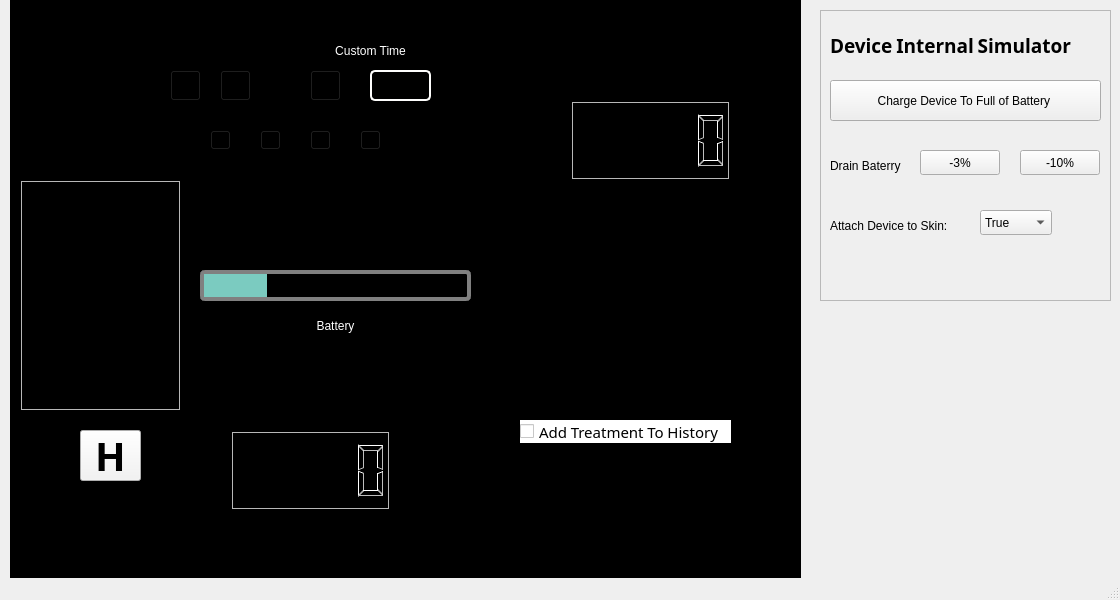
Above: MLGproject/mainwindow.ui from MinhThong14/Cranial-Electrical-Stimulation-Device-Simulator before the change. Below: the same form after it.
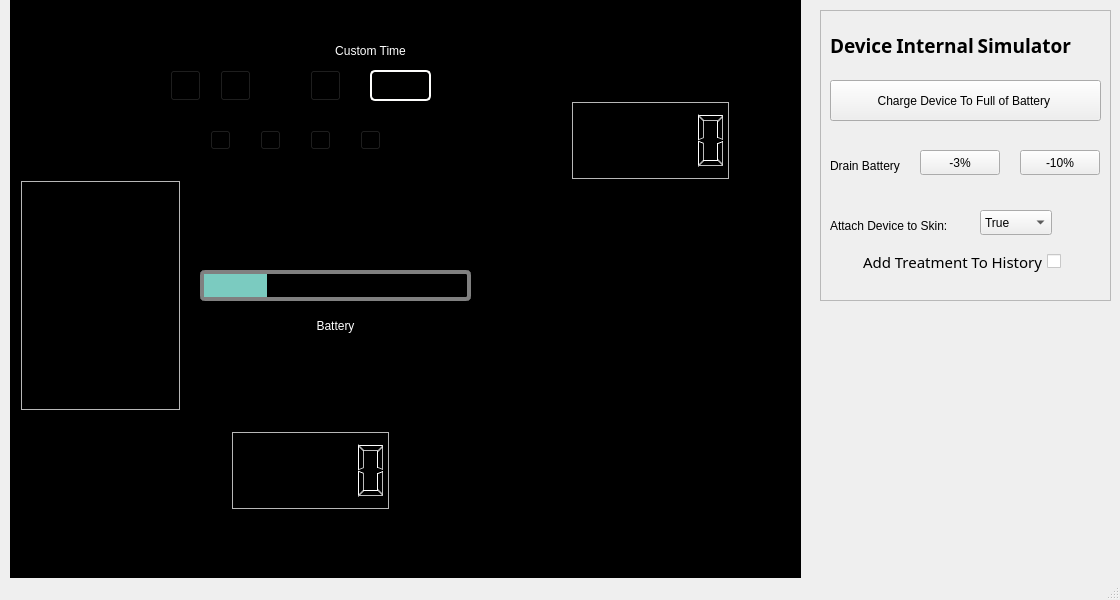
That is the form after the change. Icons and pictures are not drawn.

What changed in the file:
```diff
--- a/MLGproject/mainwindow.ui
+++ b/MLGproject/mainwindow.ui
@@ -482,482 +482,6 @@
       <number>1</number>
      </property>
     </widget>
-    <widget class="QPushButton" name="historyButton">
-     <property name="geometry">
-      <rect>
-       <x>70</x>
-       <y>430</y>
-       <width>61</width>
-       <height>51</height>
-      </rect>
-     </property>
-     <property name="palette">
-      <palette>
-       <active>
-        <colorrole role="WindowText">
-         <brush brushstyle="SolidPattern">
-          <color alpha="255">
-           <red>0</red>
-           <green>0</green>
-           <blue>0</blue>
-          </color>
-         </brush>
-        </colorrole>
-        <colorrole role="Button">
-         <brush brushstyle="SolidPattern">
-          <color alpha="255">
-           <red>243</red>
-           <green>243</green>
-           <blue>243</blue>
-          </color>
-         </brush>
-        </colorrole>
-        <colorrole role="Light">
-         <brush brushstyle="SolidPattern">
-          <color alpha="255">
-           <red>255</red>
-           <green>255</green>
-           <blue>255</blue>
-          </color>
-         </brush>
-        </colorrole>
-        <colorrole role="Midlight">
-         <brush brushstyle="SolidPattern">
-          <color alpha="255">
-           <red>255</red>
-           <green>255</green>
-           <blue>255</blue>
-          </color>
-         </brush>
-        </colorrole>
-        <colorrole role="Dark">
-         <brush brushstyle="SolidPattern">
-          <color alpha="255">
-           <red>127</red>
-           <green>127</green>
-           <blue>127</blue>
-          </color>
-         </brush>
-        </colorrole>
-        <colorrole role="Mid">
-         <brush brushstyle="SolidPattern">
-          <color alpha="255">
-           <red>170</red>
-           <green>170</green>
-           <blue>170</blue>
-          </color>
-         </brush>
-        </colorrole>
-        <colorrole role="Text">
-         <brush brushstyle="SolidPattern">
-          <color alpha="255">
-           <red>0</red>
-           <green>0</green>
-           <blue>0</blue>
-          </color>
-         </brush>
-        </colorrole>
-        <colorrole role="BrightText">
-         <brush brushstyle="SolidPattern">
-          <color alpha="255">
-           <red>255</red>
-           <green>255</green>
-           <blue>255</blue>
-          </color>
-         </brush>
-        </colorrole>
-        <colorrole role="ButtonText">
-         <brush brushstyle="SolidPattern">
-          <color alpha="255">
-           <red>0</red>
-           <green>0</green>
-           <blue>0</blue>
-          </color>
-         </brush>
-        </colorrole>
-        <colorrole role="Base">
-         <brush brushstyle="SolidPattern">
-          <color alpha="255">
-           <red>243</red>
-           <green>243</green>
-           <blue>243</blue>
-          </color>
-         </brush>
-        </colorrole>
-        <colorrole role="Window">
-         <brush brushstyle="SolidPattern">
-          <color alpha="255">
-           <red>243</red>
-           <green>243</green>
-           <blue>243</blue>
-          </color>
-         </brush>
-        </colorrole>
-        <colorrole role="Shadow">
-         <brush brushstyle="SolidPattern">
-          <color alpha="255">
-           <red>0</red>
-           <green>0</green>
-           <blue>0</blue>
-          </color>
-         </brush>
-        </colorrole>
-        <colorrole role="AlternateBase">
-         <brush brushstyle="SolidPattern">
-          <color alpha="255">
-           <red>255</red>
-           <green>255</green>
-           <blue>255</blue>
-          </color>
-         </brush>
-        </colorrole>
-        <colorrole role="ToolTipBase">
-         <brush brushstyle="SolidPattern">
-          <color alpha="255">
-           <red>255</red>
-           <green>255</green>
-           <blue>220</blue>
-          </color>
-         </brush>
-        </colorrole>
-        <colorrole role="ToolTipText">
-         <brush brushstyle="SolidPattern">
-          <color alpha="255">
-           <red>0</red>
-           <green>0</green>
-           <blue>0</blue>
-          </color>
-         </brush>
-        </colorrole>
-        <colorrole role="PlaceholderText">
-         <brush brushstyle="SolidPattern">
-          <color alpha="128">
-           <red>0</red>
-           <green>0</green>
-           <blue>0</blue>
-          </color>
-         </brush>
-        </colorrole>
-       </active>
-       <inactive>
-        <colorrole role="WindowText">
-         <brush brushstyle="SolidPattern">
-          <color alpha="255">
-           <red>0</red>
-           <green>0</green>
-           <blue>0</blue>
-          </color>
-         </brush>
-        </colorrole>
-        <colorrole role="Button">
-         <brush brushstyle="SolidPattern">
-          <color alpha="255">
-           <red>243</red>
-           <green>243</green>
-           <blue>243</blue>
-          </color>
-         </brush>
-        </colorrole>
-        <colorrole role="Light">
-         <brush brushstyle="SolidPattern">
-          <color alpha="255">
-           <red>255</red>
-           <green>255</green>
-           <blue>255</blue>
-          </color>
-         </brush>
-        </colorrole>
-        <colorrole role="Midlight">
-         <brush brushstyle="SolidPattern">
-          <color alpha="255">
-           <red>255</red>
-           <green>255</green>
-           <blue>255</blue>
-          </color>
-         </brush>
-        </colorrole>
-        <colorrole role="Dark">
-         <brush brushstyle="SolidPattern">
-          <color alpha="255">
-           <red>127</red>
-           <green>127</green>
-           <blue>127</blue>
-          </color>
-         </brush>
-        </colorrole>
-        <colorrole role="Mid">
-         <brush brushstyle="SolidPattern">
-          <color alpha="255">
-           <red>170</red>
-           <green>170</green>
-           <blue>170</blue>
-          </color>
-         </brush>
-        </colorrole>
-        <colorrole role="Text">
-         <brush brushstyle="SolidPattern">
-          <color alpha="255">
-           <red>0</red>
-           <green>0</green>
-           <blue>0</blue>
-          </color>
-         </brush>
-        </colorrole>
-        <colorrole role="BrightText">
-         <brush brushstyle="SolidPattern">
-          <color alpha="255">
-           <red>255</red>
-           <green>255</green>
-           <blue>255</blue>
-          </color>
-         </brush>
-        </colorrole>
-        <colorrole role="ButtonText">
-         <brush brushstyle="SolidPattern">
-          <color alpha="255">
-           <red>0</red>
-           <green>0</green>
-           <blue>0</blue>
-          </color>
-         </brush>
-        </colorrole>
-        <colorrole role="Base">
-         <brush brushstyle="SolidPattern">
-          <color alpha="255">
-           <red>243</red>
-           <green>243</green>
-           <blue>243</blue>
-          </color>
-         </brush>
-        </colorrole>
-        <colorrole role="Window">
-         <brush brushstyle="SolidPattern">
-          <color alpha="255">
-           <red>243</red>
-           <green>243</green>
-           <blue>243</blue>
-          </color>
-         </brush>
-        </colorrole>
-        <colorrole role="Shadow">
-         <brush brushstyle="SolidPattern">
-          <color alpha="255">
-           <red>0</red>
-           <green>0</green>
-           <blue>0</blue>
-          </color>
-         </brush>
-        </colorrole>
-        <colorrole role="AlternateBase">
-         <brush brushstyle="SolidPattern">
-          <color alpha="255">
-           <red>255</red>
-           <green>255</green>
-           <blue>255</blue>
-          </color>
-         </brush>
-        </colorrole>
-        <colorrole role="ToolTipBase">
-         <brush brushstyle="SolidPattern">
-          <color alpha="255">
-           <red>255</red>
-           <green>255</green>
-           <blue>220</blue>
-          </color>
-         </brush>
-        </colorrole>
-        <colorrole role="ToolTipText">
-         <brush brushstyle="SolidPattern">
-          <color alpha="255">
-           <red>0</red>
-           <green>0</green>
-           <blue>0</blue>
-          </color>
-         </brush>
-        </colorrole>
-        <colorrole role="PlaceholderText">
-         <brush brushstyle="SolidPattern">
-          <color alpha="128">
-           <red>0</red>
-           <green>0</green>
-           <blue>0</blue>
-          </color>
-         </brush>
-        </colorrole>
-       </inactive>
-       <disabled>
-        <colorrole role="WindowText">
-         <brush brushstyle="SolidPattern">
-          <color alpha="255">
-           <red>127</red>
-           <green>127</green>
-           <blue>127</blue>
-          </color>
-         </brush>
-        </colorrole>
-        <colorrole role="Button">
-         <brush brushstyle="SolidPattern">
-          <color alpha="255">
-           <red>243</red>
-           <green>243</green>
-           <blue>243</blue>
-          </color>
-         </brush>
-        </colorrole>
-        <colorrole role="Light">
-         <brush brushstyle="SolidPattern">
-          <color alpha="255">
-           <red>255</red>
-           <green>255</green>
-           <blue>255</blue>
-          </color>
-         </brush>
-        </colorrole>
-        <colorrole role="Midlight">
-         <brush brushstyle="SolidPattern">
-          <color alpha="255">
-           <red>255</red>
-           <green>255</green>
-           <blue>255</blue>
-          </color>
-         </brush>
-        </colorrole>
-        <colorrole role="Dark">
-         <brush brushstyle="SolidPattern">
-          <color alpha="255">
-           <red>127</red>
-           <green>127</green>
-           <blue>127</blue>
-          </color>
-         </brush>
-        </colorrole>
-        <colorrole role="Mid">
-         <brush brushstyle="SolidPattern">
-          <color alpha="255">
-           <red>170</red>
-           <green>170</green>
-           <blue>170</blue>
-          </color>
-         </brush>
-        </colorrole>
-        <colorrole role="Text">
-         <brush brushstyle="SolidPattern">
-          <color alpha="255">
-           <red>127</red>
-           <green>127</green>
-           <blue>127</blue>
-          </color>
-         </brush>
-        </colorrole>
-        <colorrole role="BrightText">
-         <brush brushstyle="SolidPattern">
-          <color alpha="255">
-           <red>255</red>
-           <green>255</green>
-           <blue>255</blue>
-          </color>
-         </brush>
-        </colorrole>
-        <colorrole role="ButtonText">
-         <brush brushstyle="SolidPattern">
-          <color alpha="255">
-           <red>127</red>
-           <green>127</green>
-           <blue>127</blue>
-          </color>
-         </brush>
-        </colorrole>
-        <colorrole role="Base">
-         <brush brushstyle="SolidPattern">
-          <color alpha="255">
-           <red>243</red>
-           <green>243</green>
-           <blue>243</blue>
-          </color>
-         </brush>
-        </colorrole>
-        <colorrole role="Window">
-         <brush brushstyle="SolidPattern">
-          <color alpha="255">
-           <red>243</red>
-           <green>243</green>
-           <blue>243</blue>
-          </color>
-         </brush>
-        </colorrole>
-        <colorrole role="Shadow">
-         <brush brushstyle="SolidPattern">
-          <color alpha="255">
-           <red>0</red>
-           <green>0</green>
-           <blue>0</blue>
-          </color>
-         </brush>
-        </colorrole>
-        <colorrole role="AlternateBase">
-         <brush brushstyle="SolidPattern">
-          <color alpha="255">
-           <red>255</red>
-           <green>255</green>
-           <blue>255</blue>
-          </color>
-         </brush>
-        </colorrole>
-        <colorrole role="ToolTipBase">
-         <brush brushstyle="SolidPattern">
-          <color alpha="255">
-           <red>255</red>
-           <green>255</green>
-           <blue>220</blue>
-          </color>
-         </brush>
-        </colorrole>
-        <colorrole role="ToolTipText">
-         <brush brushstyle="SolidPattern">
-          <color alpha="255">
-           <red>0</red>
-           <green>0</green>
-           <blue>0</blue>
-          </color>
-         </brush>
-        </colorrole>
-        <colorrole role="PlaceholderText">
-         <brush brushstyle="SolidPattern">
-          <color alpha="128">
-           <red>0</red>
-           <green>0</green>
-           <blue>0</blue>
-          </color>
-         </brush>
-        </colorrole>
-       </disabled>
-      </palette>
-     </property>
-     <property name="font">
-      <font>
-       <family>Noto Sans Adlam</family>
-       <pointsize>30</pointsize>
-       <weight>75</weight>
-       <bold>true</bold>
-      </font>
-     </property>
-     <property name="styleSheet">
-      <string notr="true">background-color: rgb(243, 243, 243);
-border-color: rgb(173, 238, 233);</string>
-     </property>
-     <property name="text">
-      <string>H</string>
-     </property>
-     <property name="autoDefault">
-      <bool>false</bool>
-     </property>
-     <property name="default">
-      <bool>false</bool>
-     </property>
-     <property name="flat">
-      <bool>false</bool>
-     </property>
-    </widget>
     <widget class="QPushButton" name="alphaButton">
      <property name="geometry">
       <rect>
@@ -1073,127 +597,6 @@
       <set>Qt::AlignCenter</set>
      </property>
     </widget>
-    <widget class="QCheckBox" name="checkBox">
-     <property name="geometry">
-      <rect>
-       <x>510</x>
-       <y>420</y>
-       <width>211</width>
-       <height>23</height>
-      </rect>
-     </property>
-     <property name="palette">
-      <palette>
-       <active>
-        <colorrole role="Button">
-         <brush brushstyle="SolidPattern">
-          <color alpha="255">
-           <red>255</red>
-           <green>255</green>
-           <blue>255</blue>
-          </color>
-         </brush>
-        </colorrole>
-        <colorrole role="Base">
-         <brush brushstyle="SolidPattern">
-          <color alpha="255">
-           <red>255</red>
-           <green>255</green>
-           <blue>255</blue>
-          </color>
-         </brush>
-        </colorrole>
-        <colorrole role="Window">
-         <brush brushstyle="SolidPattern">
-          <color alpha="255">
-           <red>255</red>
-           <green>255</green>
-           <blue>255</blue>
-          </color>
-         </brush>
-        </colorrole>
-       </active>
-       <inactive>
-        <colorrole role="Button">
-         <brush brushstyle="SolidPattern">
-          <color alpha="255">
-           <red>255</red>
-           <green>255</green>
-           <blue>255</blue>
-          </color>
-         </brush>
-        </colorrole>
-        <colorrole role="Base">
-         <brush brushstyle="SolidPattern">
-          <color alpha="255">
-           <red>255</red>
-           <green>255</green>
-           <blue>255</blue>
-          </color>
-         </brush>
-        </colorrole>
-        <colorrole role="Window">
-         <brush brushstyle="SolidPattern">
-          <color alpha="255">
-           <red>255</red>
-           <green>255</green>
-           <blue>255</blue>
-          </color>
-         </brush>
-        </colorrole>
-       </inactive>
-       <disabled>
-        <colorrole role="Button">
-         <brush brushstyle="SolidPattern">
-          <color alpha="255">
-           <red>255</red>
-           <green>255</green>
-           <blue>255</blue>
-          </color>
-         </brush>
-        </colorrole>
-        <colorrole role="Base">
-         <brush brushstyle="SolidPattern">
-          <color alpha="255">
-           <red>255</red>
-           <green>255</green>
-           <blue>255</blue>
-          </color>
-         </brush>
-        </colorrole>
-        <colorrole role="Window">
-         <brush brushstyle="SolidPattern">
-          <color alpha="255">
-           <red>255</red>
-           <green>255</green>
-           <blue>255</blue>
-          </color>
-         </brush>
-        </colorrole>
-       </disabled>
-      </palette>
-     </property>
-     <property name="font">
-      <font>
-       <family>Noto Sans Adlam</family>
-       <pointsize>11</pointsize>
-       <weight>50</weight>
-       <bold>false</bold>
-      </font>
-     </property>
-     <property name="autoFillBackground">
-      <bool>false</bool>
-     </property>
-     <property name="styleSheet">
-      <string notr="true">background-color: rgb(255, 255, 255);</string>
-     </property>
-     <property name="text">
-      <string>Add Treatment To History</string>
-     </property>
-     <property name="checked">
-      <bool>false</bool>
-     </property>
-    </widget>
     <widget class="QLCDNumber" name="intensityCounter">
      <property name="enabled">
       <bool>false</bool>
@@ -1318,6 +721,31 @@
       <string/>
      </property>
     </widget>
+    <widget class="QPushButton" name="historyButton">
+     <property name="geometry">
+      <rect>
+       <x>70</x>
+       <y>420</y>
+       <width>61</width>
+       <height>51</height>
+      </rect>
+     </property>
+     <property name="styleSheet">
+      <string notr="true">#historyButton{
+	background-color: transparent;
+	border-image: url(:/pngs/hButton.png);
+	background: none;
+	border: none;
+	background-repeat: none;
+}
+downButton:pressed{
+	border-left: 1px solid rgb(110,144,76);
+}</string>
+     </property>
+     <property name="text">
+      <string/>
+     </property>
+    </widget>
    </widget>
    <widget class="QFrame" name="Background_2">
     <property name="geometry">
@@ -1384,7 +812,7 @@
       </rect>
      </property>
      <property name="text">
-      <string>Drain Baterry</string>
+      <string>Drain Battery</string>
      </property>
     </widget>
     <widget class="QPushButton" name="drainBattery1">
@@ -1452,6 +880,127 @@
       </property>
      </item>
     </widget>
+    <widget class="QCheckBox" name="checkBox">
+     <property name="geometry">
+      <rect>
+       <x>30</x>
+       <y>240</y>
+       <width>211</width>
+       <height>23</height>
+      </rect>
+     </property>
+     <property name="palette">
+      <palette>
+       <active>
+        <colorrole role="Button">
+         <brush brushstyle="SolidPattern">
+          <color alpha="255">
+           <red>255</red>
+           <green>255</green>
+           <blue>255</blue>
+          </color>
+         </brush>
+        </colorrole>
+        <colorrole role="Base">
+         <brush brushstyle="SolidPattern">
+          <color alpha="255">
+           <red>255</red>
+           <green>255</green>
+           <blue>255</blue>
+          </color>
+         </brush>
+        </colorrole>
+        <colorrole role="Window">
+         <brush brushstyle="SolidPattern">
+          <color alpha="255">
+           <red>255</red>
+           <green>255</green>
+           <blue>255</blue>
+          </color>
+         </brush>
+        </colorrole>
+       </active>
+       <inactive>
+        <colorrole role="Button">
+         <brush brushstyle="SolidPattern">
+          <color alpha="255">
+           <red>255</red>
+           <green>255</green>
+           <blue>255</blue>
+          </color>
+         </brush>
+        </colorrole>
+        <colorrole role="Base">
+         <brush brushstyle="SolidPattern">
+          <color alpha="255">
+           <red>255</red>
+           <green>255</green>
+           <blue>255</blue>
+          </color>
+         </brush>
+        </colorrole>
+        <colorrole role="Window">
+         <brush brushstyle="SolidPattern">
+          <color alpha="255">
+           <red>255</red>
+           <green>255</green>
+           <blue>255</blue>
+          </color>
+         </brush>
+        </colorrole>
+       </inactive>
+       <disabled>
+        <colorrole role="Button">
+         <brush brushstyle="SolidPattern">
+          <color alpha="255">
+           <red>255</red>
+           <green>255</green>
+           <blue>255</blue>
+          </color>
+         </brush>
+        </colorrole>
+        <colorrole role="Base">
+         <brush brushstyle="SolidPattern">
+          <color alpha="255">
+           <red>255</red>
+           <green>255</green>
+           <blue>255</blue>
+          </color>
+         </brush>
+        </colorrole>
+        <colorrole role="Window">
+         <brush brushstyle="SolidPattern">
+          <color alpha="255">
+           <red>255</red>
+           <green>255</green>
+           <blue>255</blue>
+          </color>
+         </brush>
+        </colorrole>
+       </disabled>
+      </palette>
+     </property>
+     <property name="font">
+      <font>
+       <family>Noto Sans Adlam</family>
+       <pointsize>11</pointsize>
+       <weight>50</weight>
+       <bold>false</bold>
+      </font>
+     </property>
+     <property name="autoFillBackground">
+      <bool>false</bool>
+     </property>
+     <property name="styleSheet">
+      <string notr="true"/>
+     </property>
+     <property name="text">
+      <string>Add Treatment To History</string>
+     </property>
+     <property name="checked">
+      <bool>false</bool>
+     </property>
+    </widget>
    </widget>
    <zorder>Background_2</zorder>
    <zorder>Background</zorder>
```
